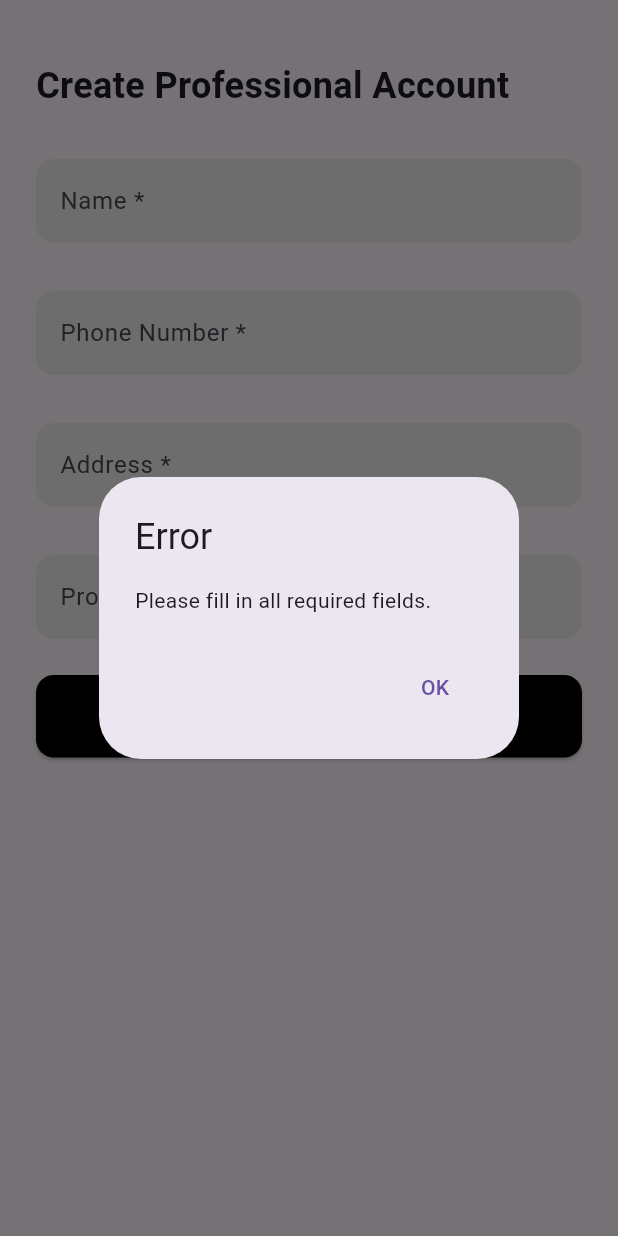
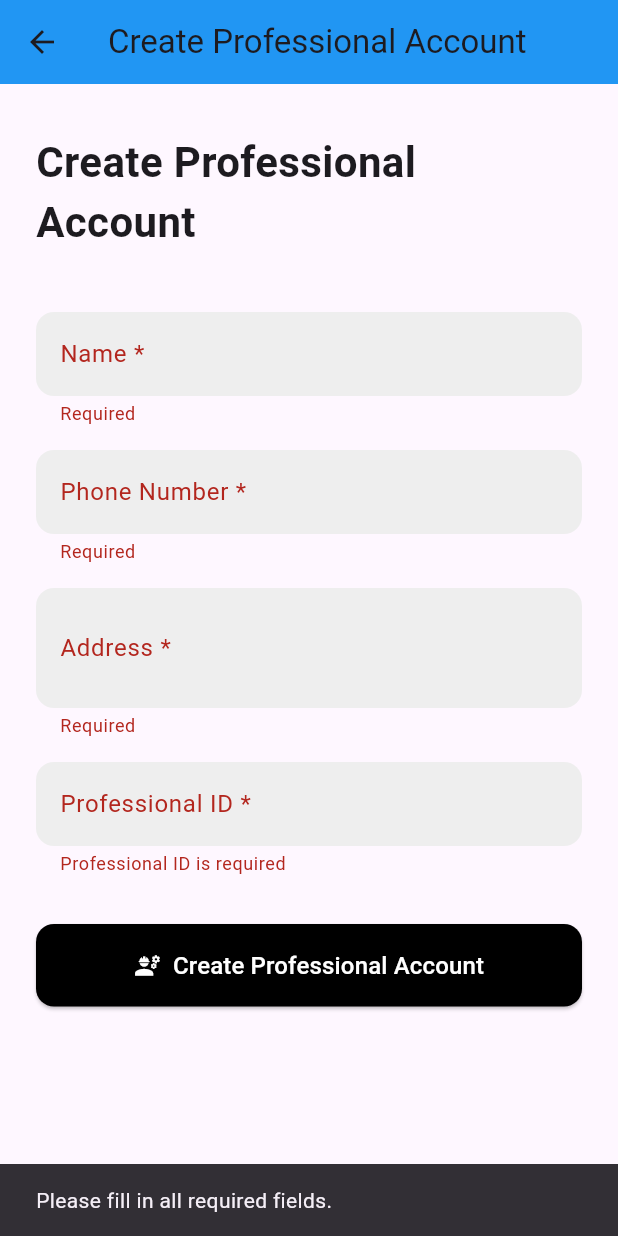
Before and after one commit to RCTS-IIITH/DSI, a Flutter app: the CreateProfessionalAccount screen opened by its route, after a tap on "Create Professional Account", on a phone screen of 412 x 824 dp. Run offline on Flutter 3.47's test engine with Material 3 defaults, Android fonts, the phone set to English and light mode, and no system bars; our stand-ins replace flutter_dotenv, image_picker, shared_preferences; accounts and stored records are empty.

Commit message:
Update createProfessionalAccount.dart

```diff
--- a/Mindsye_final_code/mindseye_now/mindseye/lib/createProfessionalAccount.dart
+++ b/Mindsye_final_code/mindseye_now/mindseye/lib/createProfessionalAccount.dart
@@ -152,10 +152,12 @@
 //   }
 // }
 
+import 'dart:convert';
 import 'package:flutter/material.dart';
 import 'package:flutter_dotenv/flutter_dotenv.dart';
 import 'package:http/http.dart' as http;
 import 'package:mindseye/NGOdashboard.dart';
+import 'package:mindseye/shared_prefs_helper.dart';
 
 class CreateProfessionalAccount extends StatefulWidget {
   const CreateProfessionalAccount({super.key});
@@ -165,12 +167,27 @@ class CreateProfessionalAccount extends StatefulWidget {
       _CreateProfessionalAccountState();
 }
 
-class _CreateProfessionalAccountState extends State<CreateProfessionalAccount> {
+class _CreateProfessionalAccountState extends State<CreateProfessionalAccount>
+    with SingleTickerProviderStateMixin {
+  final _formKey = GlobalKey<FormState>();
   final TextEditingController _nameController = TextEditingController();
   final TextEditingController _phoneController = TextEditingController();
   final TextEditingController _addressController = TextEditingController();
   final TextEditingController _professionalIdController =
       TextEditingController();
+
+  bool _isLoading = false;
+  late AnimationController _animationController;
+
+  @override
+  void initState() {
+    super.initState();
+    _animationController = AnimationController(
+      vsync: this,
+      duration: const Duration(milliseconds: 600),
+    );
+    _animationController.forward();
+  }
 
   @override
   void dispose() {
@@ -178,153 +195,246 @@ class _CreateProfessionalAccountState extends State<CreateProfessionalAccount> {
     _phoneController.dispose();
     _addressController.dispose();
     _professionalIdController.dispose();
+    _animationController.dispose();
     super.dispose();
   }
 
-  void _showDialog(String title, String content, {bool isSuccess = false}) {
+  InputDecoration _inputDecoration(String label) {
+    return InputDecoration(
+      labelText: label,
+      filled: true,
+      fillColor: Colors.grey[200],
+      border: OutlineInputBorder(
+        borderRadius: BorderRadius.circular(12),
+        borderSide: BorderSide.none,
+      ),
+      enabledBorder: OutlineInputBorder(
+        borderRadius: BorderRadius.circular(12),
+        borderSide: BorderSide.none,
+      ),
+      focusedBorder: OutlineInputBorder(
+        borderRadius: BorderRadius.circular(12),
+        borderSide: BorderSide(color: Theme.of(context).primaryColor),
+      ),
+    );
+  }
+
+  Future<void> _createAccount() async {
+    if (_formKey.currentState?.validate() != true) {
+      ScaffoldMessenger.of(context).showSnackBar(
+        const SnackBar(content: Text("Please fill in all required fields.")),
+      );
+      return;
+    }
+
+    setState(() => _isLoading = true);
+
+    try {
+      final response = await http.post(
+        Uri.parse('${dotenv.env['BACKEND_URL']}/api/users/create-professional'),
+        headers: {'Content-Type': 'application/json'},
+        body: jsonEncode({
+          'name': _nameController.text.trim(),
+          'Number': _phoneController.text.trim(), // Uppercase to match backend
+          'Address': _addressController.text.trim(), // Uppercase
+          'ProfessionalID': _professionalIdController.text.trim(),
+        }),
+      );
+
+      if (response.statusCode == 201) {
+        _showSuccessDialog();
+      } else if (response.statusCode == 400) {
+        final error = jsonDecode(response.body);
+        _showErrorDialog(error['message'] ?? "Validation failed");
+      } else {
+        _showErrorDialog("Failed to create account. Please try again.");
+      }
+    } catch (e) {
+      _showErrorDialog("Network error: $e");
+    } finally {
+      setState(() => _isLoading = false);
+    }
+  }
+
+  void _showSuccessDialog() {
     showDialog(
       context: context,
       builder: (context) => AlertDialog(
-        title: Text(title),
-        content: Text(content),
+        title: const Text("Success"),
+        content: const Text("Professional account created successfully!"),
         actions: [
           TextButton(
             onPressed: () {
               Navigator.pop(context);
-              if (isSuccess) {
-                Navigator.pushReplacement(
-                  context,
-                  MaterialPageRoute(
-                    builder: (context) => NGODashboard(data: ''),
-                  ),
-                );
-              }
+              Navigator.pushReplacement(
+                context,
+                PageRouteBuilder(
+                  pageBuilder: (_, __, ___) => const NGODashboard(data: ''),
+                  transitionsBuilder: (_, animation, __, child) {
+                    return FadeTransition(opacity: animation, child: child);
+                  },
+                ),
+              );
             },
             child: const Text("OK"),
-          ),
+          )
         ],
       ),
     );
   }
 
-  Future<void> _createAccount() async {
-    if (_nameController.text.isEmpty ||
-        _phoneController.text.isEmpty ||
-        _addressController.text.isEmpty ||
-        _professionalIdController.text.isEmpty) {
-      _showDialog("Error", "Please fill in all required fields.");
-      return;
-    }
-
-    final uri =
-        Uri.parse('${dotenv.env['BACKEND_URL']}/api/users/create-professional');
-
-    final response = await http.post(uri, body: {
-      'name': _nameController.text,
-      'phone': _phoneController.text,
-      'address': _addressController.text,
-      'professionalId': _professionalIdController.text,
-    });
-
-    if (response.statusCode == 200) {
-      _showDialog("Success", "Account Created Successfully!", isSuccess: true);
-    } else {
-      _showDialog("Error", "Failed to create account. Please try again.");
-    }
+  void _showErrorDialog(String message) {
+    showDialog(
+      context: context,
+      builder: (context) => AlertDialog(
+        title: const Text("Error"),
+        content: Text(message),
+        actions: [
+          TextButton(
+            onPressed: Navigator.of(context).pop,
+            child: const Text("Close"),
+          )
+        ],
+      ),
+    );
   }
 
   @override
   Widget build(BuildContext context) {
-    return Scaffold(
-      body: SafeArea(
-        child: SingleChildScrollView(
-          padding: const EdgeInsets.symmetric(horizontal: 24.0),
-          child: Column(
-            crossAxisAlignment: CrossAxisAlignment.start,
-            children: [
-              const SizedBox(height: 40),
-              const Text(
-                'Create Professional Account',
-                style: TextStyle(
-                  fontSize: 24,
-                  fontWeight: FontWeight.bold,
+    return WillPopScope(
+      onWillPop: () async {
+        final currentUserDetails = await SharedPrefsHelper.getUserDetails();
+        final currentAdminPhone =
+            currentUserDetails['phoneNumber'] ?? 'Unknown';
+
+        Navigator.pushAndRemoveUntil(
+          context,
+          MaterialPageRoute(
+              builder: (_) => NGODashboard(data: currentAdminPhone)),
+          (route) => false,
+        );
+        return false;
+      },
+      child: FadeTransition(
+        opacity: _animationController,
+        child: Scaffold(
+          appBar: AppBar(
+            backgroundColor: Colors.blue, // Match your app style
+            leading: IconButton(
+              icon: Icon(Icons.arrow_back),
+              onPressed: () async {
+                final currentUserDetails =
+                    await SharedPrefsHelper.getUserDetails();
+                final currentAdminPhone =
+                    currentUserDetails['phoneNumber'] ?? 'Unknown';
+
+                Navigator.pushAndRemoveUntil(
+                  context,
+                  MaterialPageRoute(
+                      builder: (_) => NGODashboard(data: currentAdminPhone)),
+                  (route) => false,
+                );
+              },
+            ),
+            title: Text("Create Professional Account"),
+          ),
+          body: SafeArea(
+            child: SingleChildScrollView(
+              padding:
+                  const EdgeInsets.symmetric(horizontal: 24.0, vertical: 32.0),
+              child: Form(
+                key: _formKey,
+                autovalidateMode: AutovalidateMode.onUserInteraction,
+                child: Column(
+                  crossAxisAlignment: CrossAxisAlignment.start,
+                  children: [
+                    const Text(
+                      "Create Professional Account",
+                      style:
+                          TextStyle(fontSize: 28, fontWeight: FontWeight.bold),
+                    ),
+                    const SizedBox(height: 40),
+                    TextFormField(
+                      controller: _nameController,
+                      textCapitalization: TextCapitalization.words,
+                      decoration: _inputDecoration("Name *"),
+                      validator: (value) =>
+                          value?.isEmpty == true ? "Required" : null,
+                    ),
+                    const SizedBox(height: 16),
+                    TextFormField(
+                      controller: _phoneController,
+                      keyboardType: TextInputType.phone,
+                      decoration: _inputDecoration("Phone Number *"),
+                      validator: (value) =>
+                          value?.isEmpty == true ? "Required" : null,
+                    ),
+                    const SizedBox(height: 16),
+                    TextFormField(
+                      controller: _addressController,
+                      maxLines: 2,
+                      textCapitalization: TextCapitalization.words,
+                      decoration: _inputDecoration("Address *"),
+                      validator: (value) =>
+                          value?.isEmpty == true ? "Required" : null,
+                    ),
+                    const SizedBox(height: 16),
+                    TextFormField(
+                      controller: _professionalIdController,
+                      decoration: _inputDecoration("Professional ID *"),
+                      validator: (value) {
+                        if (value == null || value.isEmpty) {
+                          return "Professional ID is required";
+                        }
+                        if (!value.startsWith("PROF-")) {
+                          return "Professional ID must start with 'PROF-'";
+                        }
+                        return null;
+                      },
+                    ),
+                    const SizedBox(height: 32),
+                    AnimatedBuilder(
+                      animation: _animationController,
+                      builder: (_, child) {
+                        return Opacity(
+                          opacity: _isLoading ? 0.5 : 1,
+                          child: child!,
+                        );
+                      },
+                      child: SizedBox(
+                        width: double.infinity,
+                        child: ElevatedButton.icon(
+                          onPressed: _isLoading ? null : _createAccount,
+                          icon: _isLoading
+                              ? SizedBox(
+                                  width: 20,
+                                  height: 20,
+                                  child: CircularProgressIndicator(
+                                    color: Colors.white,
+                                  ),
+                                )
+                              : Icon(Icons.engineering),
+                          label: Text(
+                            _isLoading
+                                ? "Creating..."
+                                : "Create Professional Account",
+                            style: const TextStyle(fontSize: 16),
+                          ),
+                          style: ElevatedButton.styleFrom(
+                            backgroundColor: Colors.black,
+                            foregroundColor: Colors.white,
+                            padding: const EdgeInsets.symmetric(vertical: 16),
+                            shape: RoundedRectangleBorder(
+                              borderRadius: BorderRadius.circular(12),
+                            ),
+                          ),
+                        ),
+                      ),
+                    ),
+                  ],
                 ),
               ),
-              const SizedBox(height: 32),
-              TextField(
-                controller: _nameController,
-                decoration: InputDecoration(
-                  labelText: 'Name *',
-                  filled: true,
-                  fillColor: Colors.grey[200],
-                  border: OutlineInputBorder(
-                    borderRadius: BorderRadius.circular(12),
-                    borderSide: BorderSide.none,
-                  ),
-                ),
-              ),
-              const SizedBox(height: 32),
-              TextField(
-                controller: _phoneController,
-                decoration: InputDecoration(
-                  labelText: 'Phone Number *',
-                  filled: true,
-                  fillColor: Colors.grey[200],
-                  border: OutlineInputBorder(
-                    borderRadius: BorderRadius.circular(12),
-                    borderSide: BorderSide.none,
-                  ),
-                ),
-              ),
-              const SizedBox(height: 32),
-              TextField(
-                controller: _addressController,
-                decoration: InputDecoration(
-                  labelText: 'Address *',
-                  filled: true,
-                  fillColor: Colors.grey[200],
-                  border: OutlineInputBorder(
-                    borderRadius: BorderRadius.circular(12),
-                    borderSide: BorderSide.none,
-                  ),
-                ),
-              ),
-              const SizedBox(height: 32),
-              TextField(
-                controller: _professionalIdController,
-                decoration: InputDecoration(
-                  labelText: 'Professional ID *',
-                  filled: true,
-                  fillColor: Colors.grey[200],
-                  border: OutlineInputBorder(
-                    borderRadius: BorderRadius.circular(12),
-                    borderSide: BorderSide.none,
-                  ),
-                ),
-              ),
-              const SizedBox(height: 24),
-              SizedBox(
-                width: double.infinity,
-                child: ElevatedButton(
-                  onPressed: _createAccount,
-                  style: ElevatedButton.styleFrom(
-                    backgroundColor: Colors.black,
-                    padding: const EdgeInsets.symmetric(vertical: 16),
-                    shape: RoundedRectangleBorder(
-                      borderRadius: BorderRadius.circular(12),
-                    ),
-                  ),
-                  child: const Text(
-                    'Create Professional Account',
-                    style: TextStyle(
-                      fontSize: 16,
-                      color: Colors.white,
-                    ),
-                  ),
-                ),
-              ),
-              const SizedBox(height: 24),
-            ],
+            ),
           ),
         ),
       ),
```
